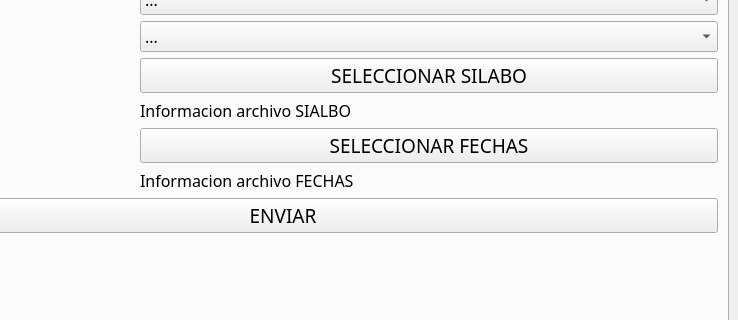
First picture: the form in Proyecto_silabos_2/cframe.ui, repository EmaGaleas/Proyecto_BaseDatos_Silabos, before the edit; both pictures show x 172 to 910 and y 154 to 474 of the 910 by 740 pixel window.
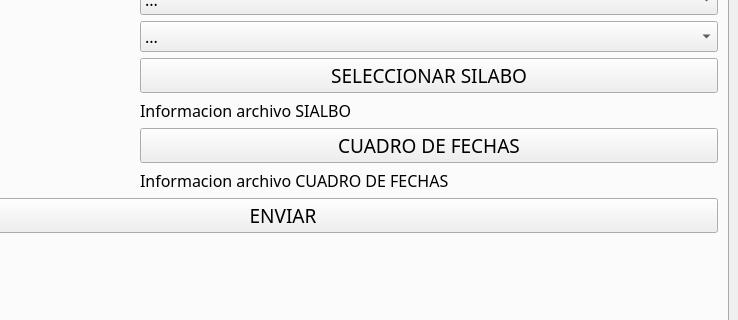
Second picture: the form after the edit.

What changed in the file:
```diff
--- a/Proyecto_silabos_2/cframe.ui
+++ b/Proyecto_silabos_2/cframe.ui
@@ -322,7 +322,7 @@
            </font>
           </property>
           <property name="text">
-           <string>SELECCIONAR FECHAS</string>
+           <string>CUADRO DE FECHAS</string>
           </property>
          </widget>
         </item>
@@ -443,7 +443,7 @@
            </font>
           </property>
           <property name="text">
-           <string>Informacion archivo FECHAS</string>
+           <string>Informacion archivo CUADRO DE FECHAS</string>
           </property>
          </widget>
         </item>
```
Left out of the diff: 15 changed lines with no effect on the pictures.
